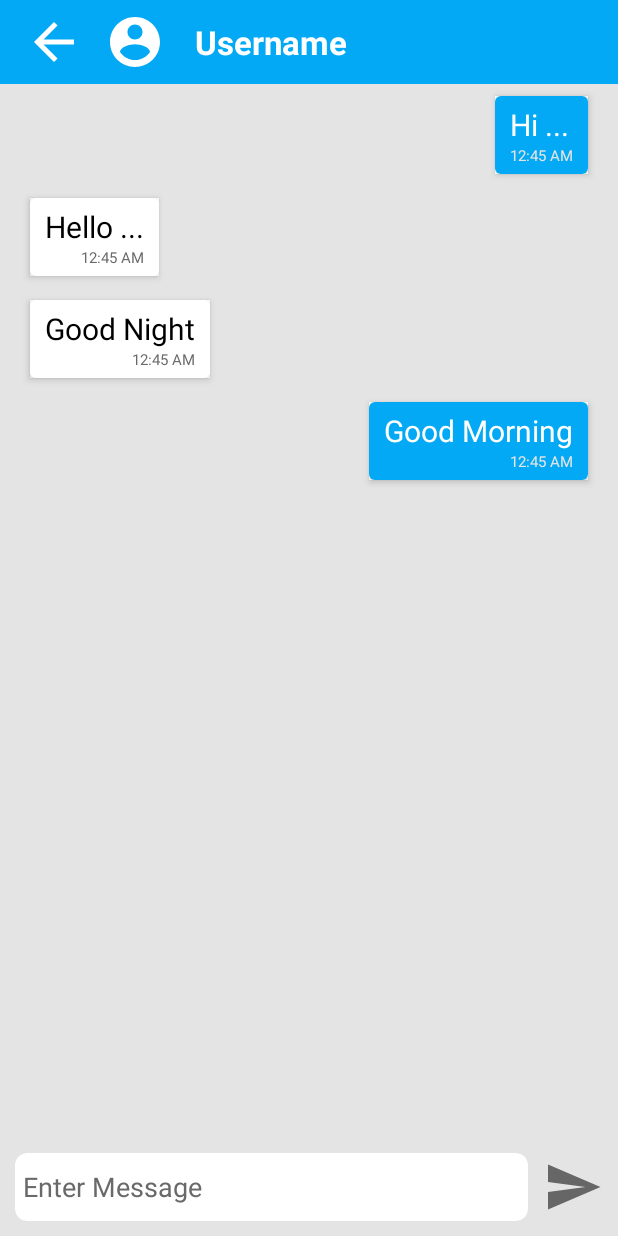
After one commit to ETS-Android3/NQuire, an Android app: the ChatActivity screen opened directly, with no data from a screen before it, on a phone screen of 412 x 824 dp. The commit adds this screen. Run offline under Robolectric (Android 15) with nearby library versions, the phone set to English and light mode, and no system bars; our stand-ins replace CircleImageView.

Commit message:
Added Chat Activity

```diff
--- /dev/null
+++ b/app/src/main/java/com/adityagunjal/sdl_project/ChatActivity.java
@@ -0,0 +1,66 @@
+package com.adityagunjal.sdl_project;
+
+import androidx.appcompat.app.AppCompatActivity;
+import androidx.recyclerview.widget.LinearLayoutManager;
+import androidx.recyclerview.widget.RecyclerView;
+
+import android.content.Context;
+import android.os.Bundle;
+import android.view.View;
+import android.view.WindowManager;
+import android.view.inputmethod.InputMethodManager;
+import android.widget.EditText;
+
+import com.adityagunjal.sdl_project.adapters.AdapterChat;
+import com.adityagunjal.sdl_project.models.ModelChat;
+
+import java.security.Timestamp;
+import java.sql.Time;
+import java.util.ArrayList;
+
+public class ChatActivity extends AppCompatActivity {
+
+    RecyclerView recyclerView;
+    ArrayList<ModelChat> modelChatArrayList = new ArrayList<>();
+    AdapterChat adapterChat;
+
+    EditText messageText;
+
+    @Override
+    protected void onCreate(Bundle savedInstanceState) {
+        super.onCreate(savedInstanceState);
+        setContentView(R.layout.activity_chat);
+
+        recyclerView = findViewById(R.id.chat_recycler_view);
+        adapterChat = new AdapterChat(this, modelChatArrayList);
+        recyclerView.setLayoutManager(new LinearLayoutManager(this));
+        recyclerView.setAdapter(adapterChat);
+
+        messageText = findViewById(R.id.entered_message);
+
+        populateRecyclerView();
+
+        getWindow().setSoftInputMode(WindowManager.LayoutParams.SOFT_INPUT_ADJUST_PAN);
+    }
+
+    public void populateRecyclerView(){
+        modelChatArrayList.add(new ModelChat("Aditya", "Hi ...", "12:45 AM"));
+        modelChatArrayList.add(new ModelChat("Ad", "Hello ...", "12:45 AM"));
+        modelChatArrayList.add(new ModelChat("Aditya123", "Good Night", "12:45 AM"));
+        modelChatArrayList.add(new ModelChat("Aditya", "Good Morning", "12:45 AM"));
+    }
+
+    public void onSendMessageClicked(View view){
+        String message = messageText.getText().toString();
+        if(message.length() == 0)
+            return;
+        ModelChat modelChat = new ModelChat("Aditya", message, "11:32 AM");
+        adapterChat.addItem(modelChat);
+        recyclerView.scrollToPosition(adapterChat.getItemCount() - 1);
+        messageText.setText("");
+        messageText.clearFocus();
+        InputMethodManager imm = (InputMethodManager)getSystemService(Context.INPUT_METHOD_SERVICE);
+        imm.hideSoftInputFromWindow(getCurrentFocus().getWindowToken(), 0);
+    }
+
+}
--- /dev/null
+++ b/app/src/main/java/com/adityagunjal/sdl_project/adapters/AdapterChat.java
@@ -0,0 +1,103 @@
+package com.adityagunjal.sdl_project.adapters;
+
+import android.content.Context;
+import android.graphics.Color;
+import android.graphics.drawable.Drawable;
+import android.view.Gravity;
+import android.view.LayoutInflater;
+import android.view.View;
+import android.view.ViewGroup;
+import android.widget.LinearLayout;
+import android.widget.TextView;
+
+import androidx.annotation.NonNull;
+import androidx.cardview.widget.CardView;
+import androidx.recyclerview.widget.RecyclerView;
+
+import com.adityagunjal.sdl_project.R;
+import com.adityagunjal.sdl_project.models.ModelChat;
+
+import java.util.ArrayList;
+
+public class AdapterChat extends RecyclerView.Adapter<AdapterChat.MyViewHolder>{
+
+    Context context;
+    public ArrayList<ModelChat> modelChatArrayList;
+
+    public AdapterChat(Context context, ArrayList<ModelChat> modelChatArrayList){
+        this.context = context;
+        this.modelChatArrayList = modelChatArrayList;
+    }
+
+
+    @NonNull
+    @Override
+    public MyViewHolder onCreateViewHolder(@NonNull ViewGroup parent, int viewType) {
+        View view = LayoutInflater.from(context).inflate(R.layout.chat_message_card, parent, false);
+        return new MyViewHolder(view);
+    }
+
+    @Override
+    public void onBindViewHolder(@NonNull MyViewHolder holder, int position) {
+        ModelChat modelChat = modelChatArrayList.get(position);
+
+        if(!modelChat.getSender().equals("Aditya")){
+            holder.message.setTextColor(Color.parseColor("#000000"));
+            LinearLayout.LayoutParams layoutParams = new LinearLayout.LayoutParams(LinearLayout.LayoutParams.WRAP_CONTENT, LinearLayout.LayoutParams.WRAP_CONTENT);
+            layoutParams.gravity = Gravity.LEFT;
+            float factor = holder.card.getContext().getResources().getDisplayMetrics().density;
+            layoutParams.leftMargin = (int)(20 * factor);
+            layoutParams.rightMargin = (int)(20 * factor);
+            layoutParams.topMargin = (int)(8 * factor);
+            layoutParams.bottomMargin = (int)(8 * factor);
+            holder.card.setLayoutParams(layoutParams);
+            Drawable drawable = context.getResources().getDrawable(R.drawable.white_rectangle);
+            holder.linearLayout.setBackground(drawable);
+            holder.time.setTextColor(Color.parseColor("#696969"));
+        } else {
+            holder.message.setTextColor(Color.parseColor("#ffffff"));
+            LinearLayout.LayoutParams layoutParams = new LinearLayout.LayoutParams(LinearLayout.LayoutParams.WRAP_CONTENT, LinearLayout.LayoutParams.WRAP_CONTENT);
+            layoutParams.gravity = Gravity.RIGHT;
+            float factor = holder.card.getContext().getResources().getDisplayMetrics().density;
+            layoutParams.leftMargin = (int)(20 * factor);
+            layoutParams.rightMargin = (int)(20 * factor);
+            layoutParams.topMargin = (int)(8 * factor);
+            layoutParams.bottomMargin = (int)(8 * factor);
+            holder.card.setLayoutParams(layoutParams);
+            Drawable drawable = context.getResources().getDrawable(R.drawable.blue_rectangle);
+            holder.linearLayout.setBackground(drawable);
+            holder.time.setTextColor(Color.parseColor("#e4e4e4"));
+        }
+
+        holder.message.setText(modelChat.getMessage());
+        holder.time.setText(modelChat.getTime());
+    }
+
+    @Override
+    public int getItemCount() {
+        return modelChatArrayList.size();
+    }
+
+    public class MyViewHolder extends RecyclerView.ViewHolder{
+
+        TextView message, time;
+        CardView card;
+        LinearLayout linearLayout;
+
+        public MyViewHolder(@NonNull View itemView) {
+
+            super(itemView);
+
+            message = itemView.findViewById(R.id.chat_message_text);
+            time = itemView.findViewById(R.id.chat_message_time);
+            card = itemView.findViewById(R.id.chat_msg_card);
+            linearLayout = itemView.findViewById(R.id.chat_card_linear_layout);
+        }
+    }
+
+    public void addItem(ModelChat modelChat){
+        modelChatArrayList.add(modelChat);
+        notifyDataSetChanged();
+    }
+
+}
--- /dev/null
+++ b/app/src/main/java/com/adityagunjal/sdl_project/models/ModelChat.java
@@ -0,0 +1,37 @@
+package com.adityagunjal.sdl_project.models;
+
+public class ModelChat {
+    String sender, message, time;
+
+    public ModelChat(){}
+
+    public ModelChat(String sender, String message, String time) {
+        this.sender = sender;
+        this.message = message;
+        this.time = time;
+    }
+
+    public String getSender() {
+        return sender;
+    }
+
+    public void setSender(String sender) {
+        this.sender = sender;
+    }
+
+    public String getMessage() {
+        return message;
+    }
+
+    public void setMessage(String message) {
+        this.message = message;
+    }
+
+    public String getTime() {
+        return time;
+    }
+
+    public void setTime(String time) {
+        this.time = time;
+    }
+}
--- a/app/src/main/java/com/adityagunjal/sdl_project/ui/chat/ChatFragment.java
+++ b/app/src/main/java/com/adityagunjal/sdl_project/ui/chat/ChatFragment.java
@@ -46,4 +46,9 @@ public class ChatFragment extends Fragment {
         modelChatUserArrayList.add(new ModelChatUser("Aditya Gunjal", "Good Night", "1 hr ago", "Default"));
         modelChatUserArrayList.add(new ModelChatUser("Aditya Gunjal", "Good Night", "1 hr ago", "Default"));
     }
+
+    public void getChats(){
+
+    }
+
 }
--- a/app/src/main/java/com/adityagunjal/sdl_project/ui/home/HomeFragment.java
+++ b/app/src/main/java/com/adityagunjal/sdl_project/ui/home/HomeFragment.java
@@ -34,8 +34,6 @@ public class HomeFragment extends Fragment {
         adapterFeed = new AdapterFeed(getActivity(), modelFeedArrayList);
         recyclerView.setAdapter(adapterFeed);
 
-
-
         populateRecyclerView();
 
         return  view;
--- a/app/src/main/java/com/adityagunjal/sdl_project/ui/login_sinup/SinupFragment.java
+++ b/app/src/main/java/com/adityagunjal/sdl_project/ui/login_sinup/SinupFragment.java
@@ -119,9 +119,9 @@ public class SinupFragment extends Fragment implements Button.OnClickListener{
                     public void onComplete(@NonNull Task<AuthResult> task) {
                         if(task.isSuccessful()){
                             ModelUser user = new ModelUser(fname, lname, uname, eMail, rid);
-
+                            final String userID = FirebaseAuth.getInstance().getCurrentUser().getUid();
                             FirebaseDatabase.getInstance().getReference("Users")
-                                    .child(FirebaseAuth.getInstance().getCurrentUser().getUid())
+                                    .child(userID)
                                     .setValue(user)
                                     .addOnCompleteListener(new OnCompleteListener<Void>() {
                                         @Override
@@ -129,7 +129,7 @@ public class SinupFragment extends Fragment implements Button.OnClickListener{
                                             if(task.isSuccessful()){
                                                 FirebaseDatabase.getInstance().getReference("Usernames")
                                                         .child(uname)
-                                                        .setValue(new ModelUsernameEmail(eMail))
+                                                        .setValue(new ModelUsernameEmail(eMail, userID))
                                                         .addOnCompleteListener(new OnCompleteListener<Void>() {
                                                             @Override
                                                             public void onComplete(@NonNull Task<Void> task) {
--- /dev/null
+++ b/app/src/main/res/drawable/blue_rectangle.xml
@@ -0,0 +1,7 @@
+<?xml version="1.0" encoding="utf-8"?>
+<shape xmlns:android="http://schemas.android.com/apk/res/android"
+    android:shape="rectangle">
+
+    <solid android:color="@color/colorPrimary" />
+
+</shape>
--- /dev/null
+++ b/app/src/main/res/drawable/white_rectangle.xml
@@ -0,0 +1,7 @@
+<?xml version="1.0" encoding="utf-8"?>
+<shape xmlns:android="http://schemas.android.com/apk/res/android"
+    android:shape="rectangle">
+
+    <solid android:color="@color/white" />
+
+</shape>
--- /dev/null
+++ b/app/src/main/res/layout/activity_chat.xml
@@ -0,0 +1,110 @@
+<?xml version="1.0" encoding="utf-8"?>
+<androidx.constraintlayout.widget.ConstraintLayout xmlns:android="http://schemas.android.com/apk/res/android"
+    xmlns:app="http://schemas.android.com/apk/res-auto"
+    xmlns:tools="http://schemas.android.com/tools"
+    android:layout_width="match_parent"
+    android:layout_height="match_parent"
+    android:background="@color/light_grey"
+    tools:context=".ChatActivity">
+
+    <androidx.appcompat.widget.Toolbar
+        android:id="@+id/chat_toolbar"
+        android:layout_width="match_parent"
+        android:layout_height="wrap_content"
+        android:minHeight="?android:attr/actionBarSize"
+        android:background="@color/colorPrimary"
+        app:layout_constraintEnd_toEndOf="parent"
+        app:layout_constraintStart_toStartOf="parent"
+        app:layout_constraintTop_toTopOf="parent" >
+
+        <LinearLayout
+            android:layout_width="match_parent"
+            android:layout_height="wrap_content"
+            android:orientation="horizontal">
+
+            <ImageButton
+                android:layout_gravity="center_vertical"
+                android:layout_width="40dp"
+                android:layout_height="40dp"
+                android:scaleType="fitCenter"
+                android:src="@drawable/ic_arrow_back"
+                android:background="@null"/>
+
+            <de.hdodenhof.circleimageview.CircleImageView
+                android:layout_marginLeft="14dp"
+                android:layout_width="40dp"
+                android:layout_height="40dp"
+                android:src="@drawable/ic_account_icon"
+                android:layout_gravity="center_vertical"/>
+
+            <TextView
+                android:layout_marginLeft="20dp"
+                android:layout_width="wrap_content"
+                android:layout_height="wrap_content"
+                android:text="Username"
+                android:textSize="22sp"
+                android:textStyle="bold"
+                android:textColor="@color/white"
+                android:layout_gravity="center_vertical"/>
+
+        </LinearLayout>
+
+    </androidx.appcompat.widget.Toolbar>
+
+    <androidx.recyclerview.widget.RecyclerView
+        android:id="@+id/chat_recycler_view"
+        android:layout_width="match_parent"
+        android:layout_height="0dp"
+        android:windowSoftInputMode="adjustPan|adjustResize"
+        app:layout_constraintTop_toBottomOf="@id/chat_toolbar"
+        app:layout_constraintLeft_toLeftOf="parent"
+        app:layout_constraintRight_toRightOf="parent"
+        app:layout_constraintBottom_toTopOf="@id/send_message_layout"
+        />
+
+    <LinearLayout
+        android:layout_marginBottom="10dp"
+        app:layout_constraintLeft_toLeftOf="parent"
+        app:layout_constraintRight_toRightOf="parent"
+        app:layout_constraintBottom_toBottomOf="parent"
+        app:layout_constraintTop_toBottomOf="@id/chat_recycler_view"
+        android:id="@+id/send_message_layout"
+        android:layout_width="match_parent"
+        android:layout_height="wrap_content"
+        android:orientation="horizontal">
+
+        <androidx.cardview.widget.CardView
+            android:layout_width="wrap_content"
+            android:layout_height="wrap_content"
+            android:layout_marginLeft="10dp"
+            app:cardCornerRadius="8dp"
+            app:cardElevation="0dp"
+            android:layout_weight="1">
+
+            <EditText
+                android:id="@+id/entered_message"
+                android:paddingLeft="5dp"
+                android:textColor="@color/black"
+                android:layout_width="match_parent"
+                android:layout_height="match_parent"
+                android:hint="Enter Message"
+                android:textColorHint="@color/dark_grey"
+                android:backgroundTint="@android:color/transparent"/>
+
+        </androidx.cardview.widget.CardView>
+
+        <ImageButton
+            android:layout_marginLeft="10dp"
+            android:layout_width="40dp"
+            android:layout_height="40dp"
+            android:scaleType="fitCenter"
+            android:src="@drawable/ic_send_icon"
+            android:background="@null"
+            android:layout_gravity="center_vertical"
+            android:layout_marginRight="10dp"
+            android:onClick="onSendMessageClicked"
+            />
+
+    </LinearLayout>
+
+</androidx.constraintlayout.widget.ConstraintLayout>
--- /dev/null
+++ b/app/src/main/res/layout/chat_message_card.xml
@@ -0,0 +1,62 @@
+<?xml version="1.0" encoding="utf-8"?>
+<LinearLayout
+    xmlns:android="http://schemas.android.com/apk/res/android"
+    xmlns:app="http://schemas.android.com/apk/res-auto"
+    android:orientation="vertical"
+    android:layout_width="match_parent"
+    android:layout_height="wrap_content">
+
+    <androidx.cardview.widget.CardView
+        android:layout_marginTop="10dp"
+        android:layout_marginBottom="10dp"
+        android:layout_marginRight="20dp"
+        android:layout_marginLeft="20dp"
+        android:layout_gravity="end"
+        android:id="@+id/chat_msg_card"
+        android:layout_width="wrap_content"
+        android:layout_height="wrap_content"
+        android:background="@null"
+        app:cardCornerRadius="0dp"
+        app:cardElevation="3dp">
+
+        <androidx.cardview.widget.CardView
+            android:elevation="0dp"
+            app:cardCornerRadius="4dp"
+            android:layout_width="wrap_content"
+            android:layout_height="wrap_content">
+
+            <LinearLayout
+                android:id="@+id/chat_card_linear_layout"
+                android:paddingTop="5dp"
+                android:paddingBottom="5dp"
+                android:paddingLeft="10dp"
+                android:paddingRight="10dp"
+                android:background="@color/colorPrimary"
+                android:layout_width="match_parent"
+                android:layout_height="match_parent"
+                android:orientation="vertical">
+
+                <TextView
+                    android:layout_width="wrap_content"
+                    android:layout_height="wrap_content"
+                    android:id="@+id/chat_message_text"
+                    android:text="Good Night"
+                    android:textSize="20sp"
+                    android:textColor="@color/white"/>
+
+                <TextView
+                    android:id="@+id/chat_message_time"
+                    android:layout_gravity="end"
+                    android:layout_width="wrap_content"
+                    android:layout_height="wrap_content"
+                    android:text="11.45 PM"
+                    android:textSize="10sp"
+                    android:textColor="@color/light_grey"/>
+
+            </LinearLayout>
+
+        </androidx.cardview.widget.CardView>
+
+    </androidx.cardview.widget.CardView>
+
+</LinearLayout>
```
Also changed, not shown: app/src/main/AndroidManifest.xml (+4 -3 lines), app/src/main/java/com/adityagunjal/sdl_project/LoginActivity.java (+11 -5 lines), app/src/main/java/com/adityagunjal/sdl_project/adapters/AdapterChatUser.java (+8 -0 lines), app/src/main/java/com/adityagunjal/sdl_project/models/ModelUsernameEmail.java (+10 -2 lines), app/src/main/java/com/adityagunjal/sdl_project/ui/profile/ShowProfileFragment.java (+55 -48 lines), app/src/main/res/layout/fragment_show_profile.xml (+8 -18 lines).
